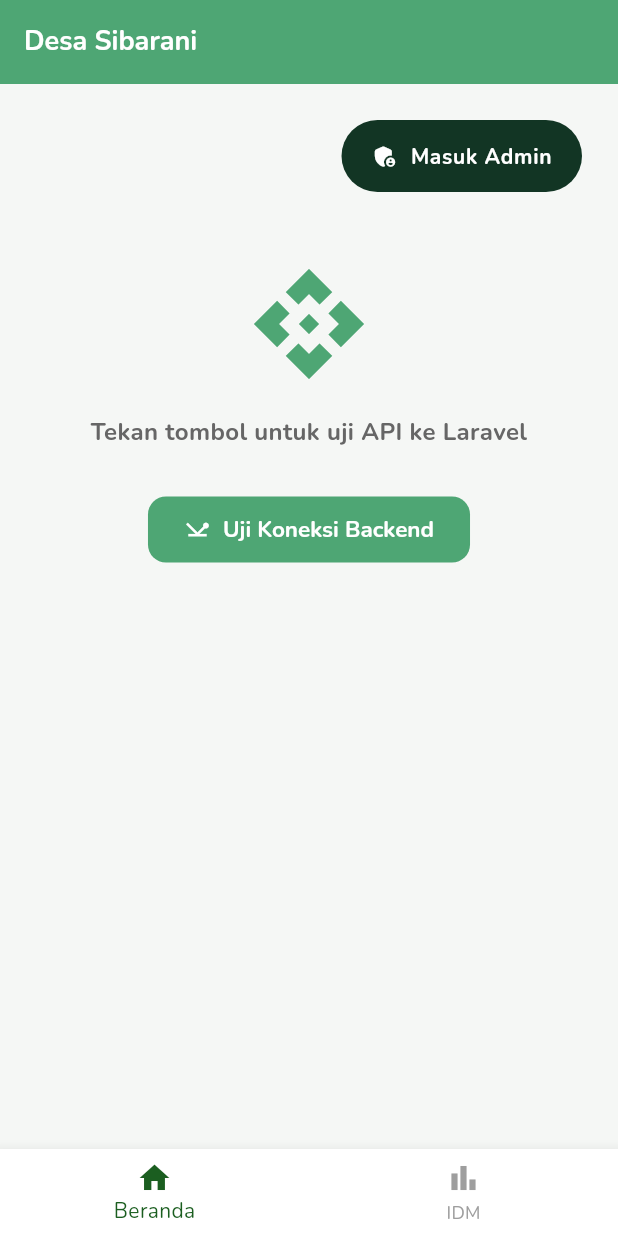
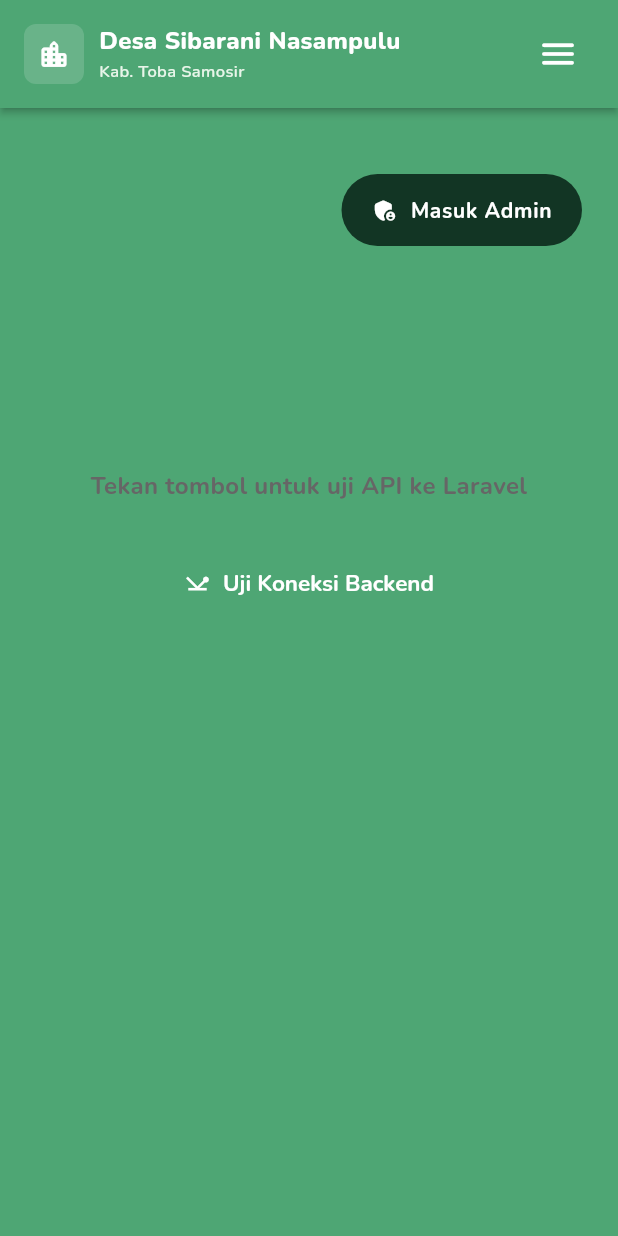
Before and after one commit to RidhoPK21/desa-sibarani-nasampulu-app, a Flutter app: the screen it shows after launch, on a phone screen of 412 x 824 dp. Run offline on Flutter 3.47's test engine with Material 3 defaults, Android fonts, the phone set to English and light mode, and no system bars; our stand-ins replace dio, fl_chart, flutter_riverpod, flutter_secure_storage, go_router, google_fonts.

Commit message:
public layout
add navbar

```diff
--- /dev/null
+++ b/lib/shared/layouts/navbar.dart
@@ -0,0 +1,365 @@
+import 'package:flutter/material.dart';
+import 'package:go_router/go_router.dart';
+
+class Navbar extends StatefulWidget {
+  final String location;
+
+  const Navbar({super.key, required this.location});
+
+  @override
+  State<Navbar> createState() => _NavbarState();
+}
+
+class _NavbarState extends State<Navbar> {
+  bool _isOpen = false;
+
+  static const _navItems = <_NavItem>[
+    _NavItem(path: '/', label: 'Beranda', icon: Icons.home_rounded),
+    _NavItem(path: '/profil', label: 'Profil', icon: Icons.badge_rounded),
+    _NavItem(
+      path: '/infografis',
+      label: 'Infografis',
+      icon: Icons.pie_chart_rounded,
+    ),
+    _NavItem(path: '/kegiatan', label: 'Kegiatan', icon: Icons.event_rounded),
+    _NavItem(path: '/idm', label: 'Idm', icon: Icons.bar_chart_rounded),
+    _NavItem(
+      path: '/dokumentasi',
+      label: 'Dokumentasi',
+      icon: Icons.description_rounded,
+    ),
+    _NavItem(path: '/berita', label: 'Berita', icon: Icons.newspaper_rounded),
+    _NavItem(path: '/apb-desa', label: 'APB Desa', icon: Icons.account_balance),
+    _NavItem(
+      path: '/galeri',
+      label: 'Galeri',
+      icon: Icons.photo_library_rounded,
+    ),
+  ];
+
+  @override
+  void didUpdateWidget(covariant Navbar oldWidget) {
+    super.didUpdateWidget(oldWidget);
+    if (oldWidget.location != widget.location && _isOpen) {
+      setState(() {
+        _isOpen = false;
+      });
+    }
+  }
+
+  void _goTo(String path) {
+    if (_isOpen) {
+      setState(() {
+        _isOpen = false;
+      });
+    }
+
+    final selectedRoute = _normalizeLocation(widget.location);
+    if (selectedRoute == path) return;
+    context.go(path);
+  }
+
+  @override
+  Widget build(BuildContext context) {
+    final selectedRoute = _normalizeLocation(widget.location);
+
+    return Material(
+      color: const Color(0xFF4EA674),
+      elevation: 2,
+      child: SafeArea(
+        bottom: false,
+        child: LayoutBuilder(
+          builder: (context, constraints) {
+            final isDesktop = constraints.maxWidth >= 1024;
+
+            return Column(
+              children: [
+                SizedBox(
+                  height: 72,
+                  child: Center(
+                    child: ConstrainedBox(
+                      constraints: const BoxConstraints(maxWidth: 1180),
+                      child: Padding(
+                        padding: EdgeInsets.symmetric(
+                          horizontal: isDesktop ? 24 : 16,
+                        ),
+                        child: Row(
+                          children: [
+                            Expanded(
+                              child: InkWell(
+                                onTap: () => _goTo('/'),
+                                borderRadius: BorderRadius.circular(8),
+                                child: Row(
+                                  children: [
+                                    Container(
+                                      width: 40,
+                                      height: 40,
+                                      decoration: BoxDecoration(
+                                        color: Colors.white.withValues(
+                                          alpha: 0.15,
+                                        ),
+                                        borderRadius: BorderRadius.circular(8),
+                                      ),
+                                      child: const Icon(
+                                        Icons.location_city_rounded,
+                                        color: Colors.white,
+                                        size: 22,
+                                      ),
+                                    ),
+                                    const SizedBox(width: 10),
+                                    const Flexible(
+                                      child: Column(
+                                        mainAxisAlignment:
+                                            MainAxisAlignment.center,
+                                        crossAxisAlignment:
+                                            CrossAxisAlignment.start,
+                                        children: [
+                                          Text(
+                                            'Desa Sibarani Nasampulu',
+                                            maxLines: 1,
+                                            overflow: TextOverflow.ellipsis,
+                                            style: TextStyle(
+                                              color: Colors.white,
+                                              fontSize: 16,
+                                              fontWeight: FontWeight.w800,
+                                            ),
+                                          ),
+                                          SizedBox(height: 2),
+                                          Text(
+                                            'Kab. Toba Samosir',
+                                            maxLines: 1,
+                                            overflow: TextOverflow.ellipsis,
+                                            style: TextStyle(
+                                              color: Color(0xFFE8F5E9),
+                                              fontSize: 11,
+                                              fontWeight: FontWeight.w600,
+                                            ),
+                                          ),
+                                        ],
+                                      ),
+                                    ),
+                                  ],
+                                ),
+                              ),
+                            ),
+                            if (isDesktop)
+                              Wrap(
+                                spacing: 10,
+                                children: _navItems.map((item) {
+                                  final isSelected = selectedRoute == item.path;
+                                  return _DesktopLink(
+                                    label: item.label,
+                                    selected: isSelected,
+                                    onTap: () => _goTo(item.path),
+                                  );
+                                }).toList(),
+                              )
+                            else
+                              IconButton(
+                                tooltip: _isOpen ? 'Tutup menu' : 'Buka menu',
+                                onPressed: () {
+                                  setState(() {
+                                    _isOpen = !_isOpen;
+                                  });
+                                },
+                                icon: Icon(
+                                  _isOpen
+                                      ? Icons.close_rounded
+                                      : Icons.menu_rounded,
+                                  color: Colors.white,
+                                  size: 28,
+                                ),
+                              ),
+                          ],
+                        ),
+                      ),
+                    ),
+                  ),
+                ),
+                if (!isDesktop)
+                  AnimatedSize(
+                    duration: const Duration(milliseconds: 180),
+                    curve: Curves.easeOutCubic,
+                    child: _isOpen
+                        ? Container(
+                            width: double.infinity,
+                            decoration: BoxDecoration(
+                              color: const Color(0xFF4EA674),
+                              border: Border(
+                                top: BorderSide(
+                                  color: Colors.white.withValues(alpha: 0.2),
+                                ),
+                              ),
+                            ),
+                            child: Center(
+                              child: ConstrainedBox(
+                                constraints: const BoxConstraints(
+                                  maxWidth: 1180,
+                                ),
+                                child: Padding(
+                                  padding: const EdgeInsets.fromLTRB(
+                                    16,
+                                    8,
+                                    16,
+                                    14,
+                                  ),
+                                  child: ConstrainedBox(
+                                    constraints: BoxConstraints(
+                                      maxHeight:
+                                          MediaQuery.sizeOf(context).height *
+                                          0.62,
+                                    ),
+                                    child: SingleChildScrollView(
+                                      child: Column(
+                                        children: _navItems.map((item) {
+                                          final isSelected =
+                                              selectedRoute == item.path;
+                                          return _MobileLink(
+                                            label: item.label,
+                                            icon: item.icon,
+                                            selected: isSelected,
+                                            onTap: () => _goTo(item.path),
+                                          );
+                                        }).toList(),
+                                      ),
+                                    ),
+                                  ),
+                                ),
+                              ),
+                            ),
+                          )
+                        : const SizedBox.shrink(),
+                  ),
+              ],
+            );
+          },
+        ),
+      ),
+    );
+  }
+}
+
+String _normalizeLocation(String location) {
+  final path = Uri.tryParse(location)?.path ?? location;
+
+  const paths = <String>[
+    '/profil',
+    '/infografis',
+    '/kegiatan',
+    '/idm',
+    '/dokumentasi',
+    '/berita',
+    '/apb-desa',
+    '/galeri',
+  ];
+
+  for (final itemPath in paths) {
+    if (path == itemPath || path.startsWith('$itemPath/')) {
+      return itemPath;
+    }
+  }
+
+  return '/';
+}
+
+class _NavItem {
+  final String path;
+  final String label;
+  final IconData icon;
+
+  const _NavItem({required this.path, required this.label, required this.icon});
+}
+
+class _DesktopLink extends StatelessWidget {
+  final String label;
+  final bool selected;
+  final VoidCallback onTap;
+
+  const _DesktopLink({
+    required this.label,
+    required this.selected,
+    required this.onTap,
+  });
+
+  @override
+  Widget build(BuildContext context) {
+    return InkWell(
+      borderRadius: BorderRadius.circular(6),
+      onTap: onTap,
+      child: AnimatedContainer(
+        duration: const Duration(milliseconds: 160),
+        padding: const EdgeInsets.fromLTRB(10, 8, 10, 6),
+        decoration: BoxDecoration(
+          border: Border(
+            bottom: BorderSide(
+              color: selected ? Colors.white : Colors.transparent,
+              width: 2,
+            ),
+          ),
+        ),
+        child: Text(
+          label,
+          style: TextStyle(
+            color: selected ? Colors.white : const Color(0xFFE8F5E9),
+            fontSize: 14,
+            fontWeight: selected ? FontWeight.w700 : FontWeight.w600,
+          ),
+        ),
+      ),
+    );
+  }
+}
+
+class _MobileLink extends StatelessWidget {
+  final String label;
+  final IconData icon;
+  final bool selected;
+  final VoidCallback onTap;
+
+  const _MobileLink({
+    required this.label,
+    required this.selected,
+    required this.onTap,
+    this.icon = Icons.arrow_right_rounded,
+  });
+
+  @override
+  Widget build(BuildContext context) {
+    return Padding(
+      padding: const EdgeInsets.symmetric(vertical: 3),
+      child: Material(
+        color: selected ? const Color(0xFF3B865D) : Colors.transparent,
+        borderRadius: BorderRadius.circular(8),
+        child: InkWell(
+          borderRadius: BorderRadius.circular(8),
+          onTap: onTap,
+          child: Padding(
+            padding: const EdgeInsets.symmetric(horizontal: 12, vertical: 11),
+            child: Row(
+              children: [
+                Icon(icon, size: 19, color: const Color(0xFFE8F5E9)),
+                const SizedBox(width: 10),
+                Expanded(
+                  child: Text(
+                    label,
+                    style: TextStyle(
+                      color: Colors.white,
+                      fontSize: 15,
+                      fontWeight: selected ? FontWeight.w800 : FontWeight.w600,
+                    ),
+                  ),
+                ),
+                if (selected)
+                  const Icon(
+                    Icons.check_rounded,
+                    size: 18,
+                    color: Colors.white,
+                  ),
+              ],
+            ),
+          ),
+        ),
+      ),
+    );
+  }
+}
--- a/lib/shared/layouts/public_layout.dart
+++ b/lib/shared/layouts/public_layout.dart
@@ -1,31 +1,63 @@
 import 'package:flutter/material.dart';
-import 'package:go_router/go_router.dart';
 
-class PublicLayout extends StatelessWidget {
-  final Widget child; // Ini adalah pengganti <Outlet /> dari React
+import 'navbar.dart';
+
+class PublicLayout extends StatefulWidget {
+  final Widget child; // Pengganti <Outlet /> dari React
   final String location;
 
   const PublicLayout({super.key, required this.child, required this.location});
 
   @override
+  State<PublicLayout> createState() => _PublicLayoutState();
+}
+
+class _PublicLayoutState extends State<PublicLayout> {
+  final ScrollController _scrollController = ScrollController();
+
+  @override
+  void initState() {
+    super.initState();
+    _scrollToTop();
+  }
+
+  @override
+  void didUpdateWidget(covariant PublicLayout oldWidget) {
+    super.didUpdateWidget(oldWidget);
+    if (oldWidget.location != widget.location) {
+      _scrollToTop();
+    }
+  }
+
+  void _scrollToTop() {
+    WidgetsBinding.instance.addPostFrameCallback((_) {
+      if (!_scrollController.hasClients) return;
+      _scrollController.jumpTo(0);
+    });
+  }
+
+  @override
+  void dispose() {
+    _scrollController.dispose();
+    super.dispose();
+  }
+
+  @override
   Widget build(BuildContext context) {
-    final currentIndex = location == '/idm' ? 1 : 0;
-
     return Scaffold(
-      appBar: AppBar(
-        title: Text(location == '/idm' ? 'IDM Desa' : 'Desa Sibarani'),
-        backgroundColor: const Color(0xFF4EA674),
-      ),
-      body: child, // Konten halaman akan muncul di sini
-      bottomNavigationBar: BottomNavigationBar(
-        currentIndex: currentIndex,
-        onTap: (index) {
-          if (index == currentIndex) return;
-          context.go(index == 0 ? '/' : '/idm');
-        },
-        items: const [
-          BottomNavigationBarItem(icon: Icon(Icons.home), label: 'Beranda'),
-          BottomNavigationBarItem(icon: Icon(Icons.bar_chart), label: 'IDM'),
+      backgroundColor: const Color(0xFF4EA674),
+      body: Column(
+        children: [
+          Navbar(location: widget.location),
+          Expanded(
+            child: PrimaryScrollController(
+              controller: _scrollController,
+              child: Padding(
+                padding: const EdgeInsets.only(top: 20),
+                child: widget.child,
+              ),
+            ),
+          ),
         ],
       ),
     );
```
Also changed, not shown: lib/core/router/app_router.dart (+78 -0 lines), 1 other file.
